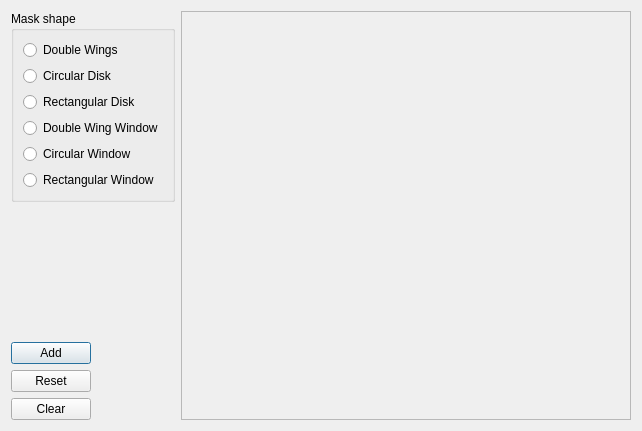
SasView/sasview, file src/sas/qtgui/Plotting/UI/MaskEditorUI.ui: the form before one commit.
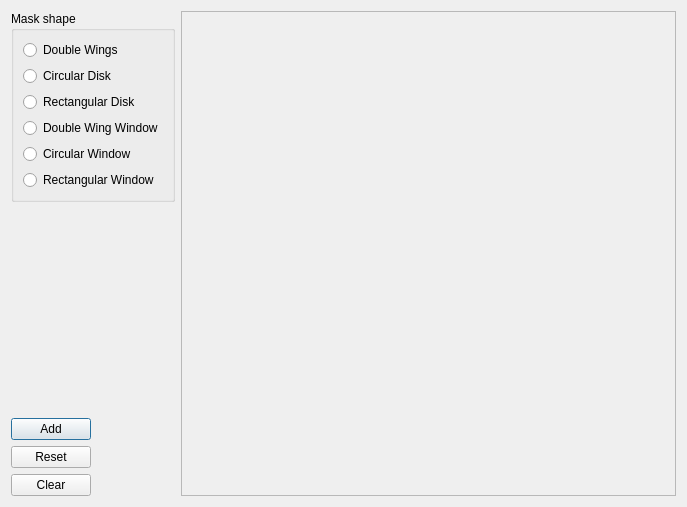
The form after the commit. Icons and pictures are not drawn.

Diff of the .ui file:
```diff
--- a/src/sas/qtgui/Plotting/UI/MaskEditorUI.ui
+++ b/src/sas/qtgui/Plotting/UI/MaskEditorUI.ui
@@ -6,8 +6,8 @@
    <rect>
     <x>0</x>
     <y>0</y>
-    <width>642</width>
-    <height>431</height>
+    <width>687</width>
+    <height>507</height>
    </rect>
   </property>
   <property name="windowTitle">
```
Left out of the diff: 6 changed lines with no effect on the pictures.
